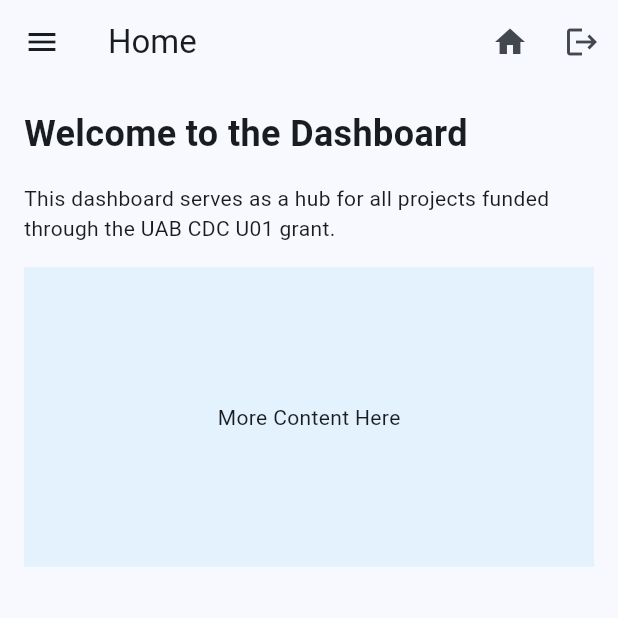
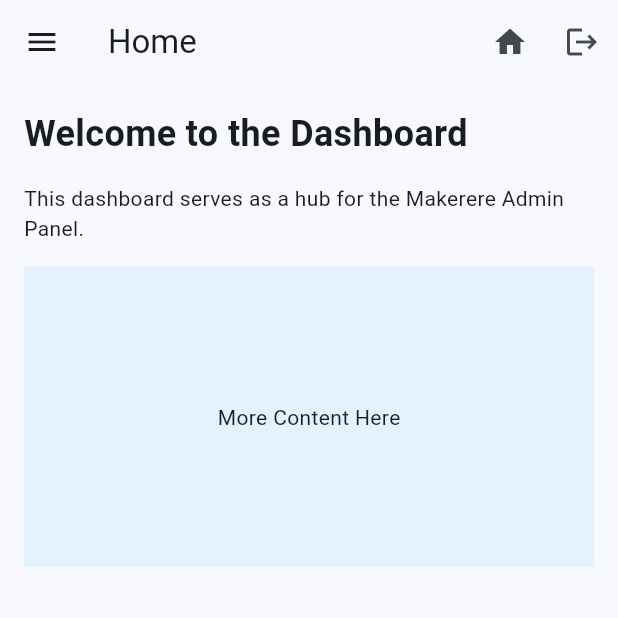
Before and after one commit to mfpullen22/makerere_dashboard, a Flutter app: the screen it shows once a user with an empty profile is signed in, on a phone screen of 412 x 824 dp, the top half of it. Run offline on Flutter 3.47's test engine with Material 3 defaults, Android fonts, the phone set to English and light mode, and no system bars; our stand-ins replace cloud_firestore, file_picker, firebase_auth, firebase_core, firebase_storage; accounts and stored records are empty.

Commit message:
Small tweaks

```diff
--- a/lib/screens/home.dart
+++ b/lib/screens/home.dart
@@ -17,7 +17,7 @@ class HomeScreen extends StatelessWidget {
             ),
             const SizedBox(height: 16),
             Text(
-              "This dashboard serves as a hub for all projects funded through the UAB CDC U01 grant.",
+              "This dashboard serves as a hub for the Makerere Admin Panel.",
               style: Theme.of(context).textTheme.bodyMedium,
             ),
             const SizedBox(height: 16),
```
